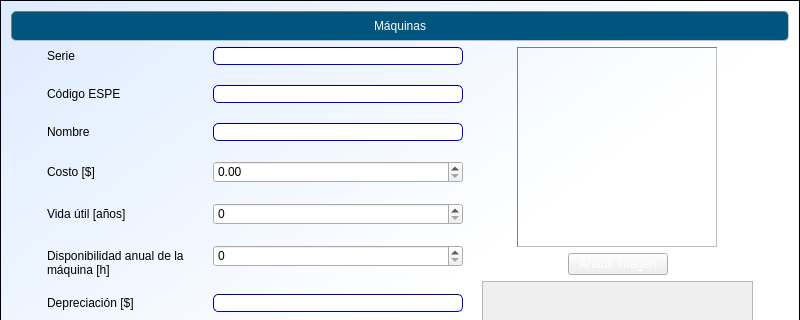
Qt form cosmec/formulariomaq.ui (Exxu/cosmec-si) before a commit; both pictures show x 0 to 800 and y 0 to 320 of the 800 by 600 pixel window.
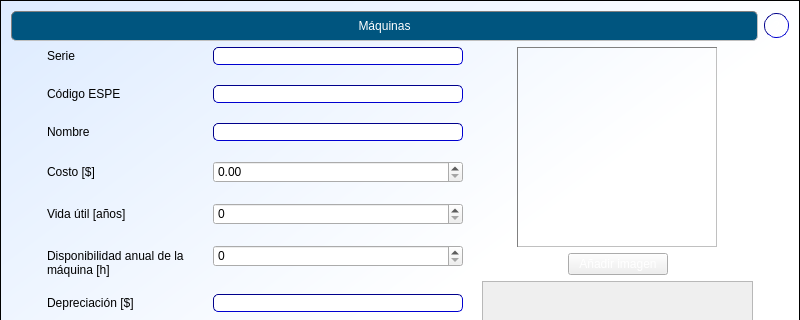
The same form after that commit. Icons and pictures are not drawn.

Commit message: botones de ayuda. connects hasta cargos. ayuda maq completa

Diff of the .ui file:
```diff
--- a/cosmec/formulariomaq.ui
+++ b/cosmec/formulariomaq.ui
@@ -46,6 +46,11 @@
 font: 11pt &quot;Arial&quot;;
 background: transparent;
 }
+QPushButton#pushButton_4{ /*ayuda*/
+  border: 1px inset darkblue;
+  border-radius:12px;
+ font: bold 12pt &quot;Calibri&quot;;
+}
 .QPushButton {
 background: qlineargradient(
   x1:0, y1:0, x2:0, y2:1,
@@ -65,6 +70,8 @@
   </property>
   <layout class="QVBoxLayout" name="verticalLayout_2">
    <item>
+    <layout class="QHBoxLayout" name="horizontalLayout_5">
+     <item>
     <widget class="QLabel" name="label">
      <property name="minimumSize">
       <size>
@@ -85,6 +92,27 @@
       <set>Qt::AlignCenter</set>
      </property>
     </widget>
+     </item>
+     <item>
+      <widget class="QPushButton" name="pushButton_4">
+       <property name="minimumSize">
+        <size>
+         <width>25</width>
+         <height>25</height>
+        </size>
+       </property>
+       <property name="maximumSize">
+        <size>
+         <width>25</width>
+         <height>25</height>
+        </size>
+       </property>
+       <property name="text">
+        <string>?</string>
+       </property>
+      </widget>
+     </item>
+    </layout>
    </item>
    <item>
     <spacer name="verticalSpacer_3">
```
Lines whose indentation alone changed are shown as unchanged. The commit also changes 30 other files.
